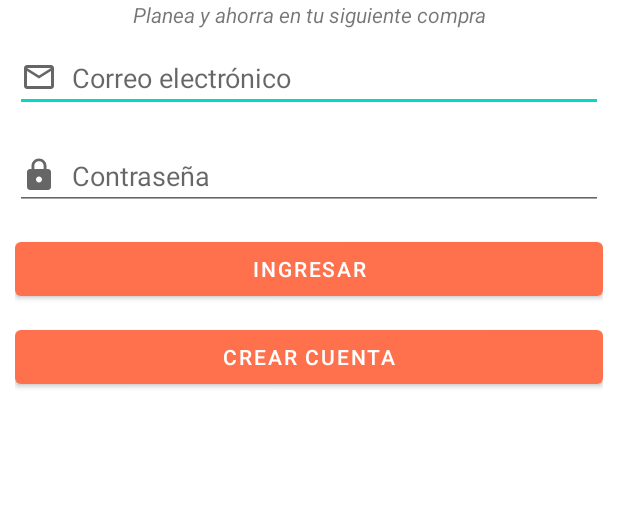
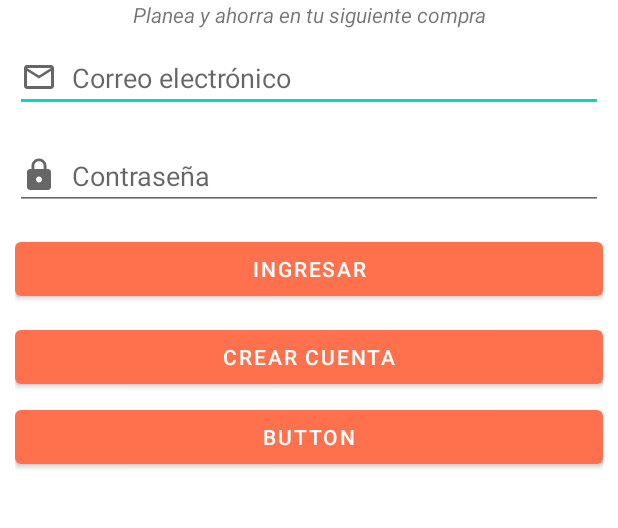
Before and after one commit to wilrivera/G7-YoTeAyudo, an Android app: the screen it shows after launch (LoginActivity), on a phone screen of 412 x 824 dp, the part 474-1002 px from its top. Run offline under Robolectric (Android 15) with nearby library versions, the light colour scheme and no system bars; Roboto replaces fonts that are not available here; 1 statement that could not run was skipped.

Commit message:
añadi boton

```diff
--- a/app/src/main/res/layout/activity_login.xml
+++ b/app/src/main/res/layout/activity_login.xml
@@ -92,4 +92,10 @@
         android:text="Crear cuenta"
         android:onClick="registrar"/>
 
+    <Button
+        android:id="@+id/button"
+        android:layout_width="match_parent"
+        android:layout_height="wrap_content"
+        android:text="Button" />
+
 </LinearLayout>
```
